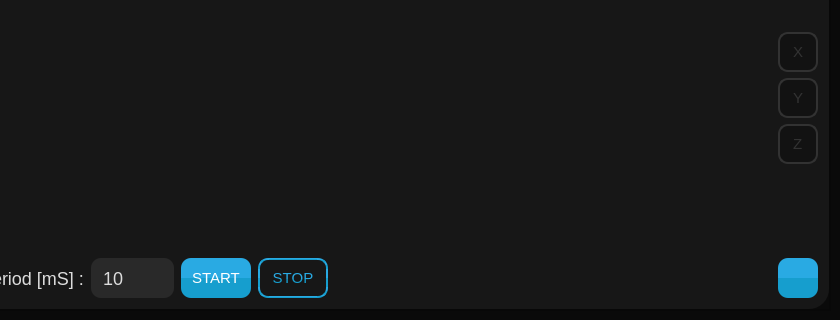
Old version of the form OUTPUTS_VIEWER.ui in the repository JoaquinAllione/KL46Z_UART_ACC_VIEWER; both pictures show x 348 to 1188 and y 329 to 649 of the 1188 by 649 pixel window.
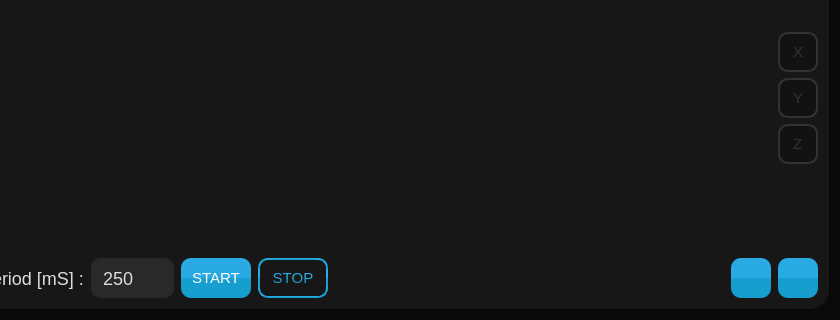
New version of the form. Icons and pictures are not drawn.

What changed in the file:
```diff
--- a/OUTPUTS_VIEWER.ui
+++ b/OUTPUTS_VIEWER.ui
@@ -1621,7 +1621,7 @@
 }</string>
                   </property>
                   <property name="minimum">
-                   <number>10</number>
+                   <number>250</number>
                   </property>
                   <property name="maximum">
                    <number>9999</number>
@@ -1769,6 +1769,41 @@
                   </property>
                  </spacer>
                 </item>
+                <item>
+                 <widget class="QPushButton" name="pushButton_save">
+                  <property name="minimumSize">
+                   <size>
+                    <width>40</width>
+                    <height>40</height>
+                   </size>
+                  </property>
+                  <property name="maximumSize">
+                   <size>
+                    <width>40</width>
+                    <height>40</height>
+                   </size>
+                  </property>
+                  <property name="styleSheet">
+                   <string notr="true">QPushButton{
+	border-radius: 10px;
+	color: rgb(34,36,44);
+	border: none;
+	font: 15px;
+	color: white;
+	background-color: qlineargradient(spread:pad, x1:1, y1:0, x2:1, y2:1, stop:0.507463 rgba(41, 170, 227, 255), stop:0.512438 rgba(22, 158, 206, 255));
+	
+	image: url(:/icons/icons/icons8-gallery-25.png);
+}
+
+QPushButton::hover{
+	background-color: qlineargradient(spread:pad, x1:1, y1:0, x2:1, y2:1, stop:0.507463 rgba(41, 170, 227, 230), stop:0.512438 rgba(22, 158, 206, 230));
+}</string>
+                  </property>
+                  <property name="text">
+                   <string/>
+                  </property>
+                 </widget>
+                </item>
                 <item>
                  <widget class="QPushButton" name="pushButton_clean">
                   <property name="minimumSize">
```
